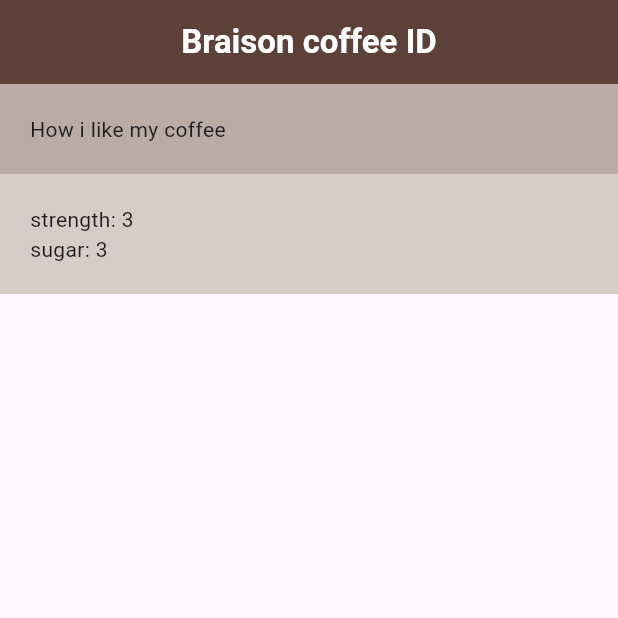
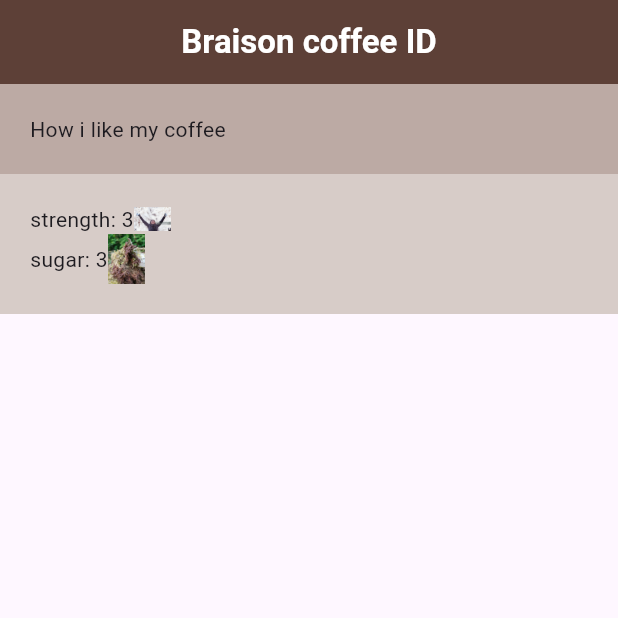
Before and after one commit to BraisonWabwire/flutter_application_1, a Flutter app: the screen it shows after launch, on a phone screen of 412 x 824 dp, the top half of it. Run offline on Flutter 3.47's test engine with Material 3 defaults, Android fonts, the phone set to English and light mode, and no system bars.

Commit message:
Images in flutter

```diff
--- a/lib/coffee_preps.dart
+++ b/lib/coffee_preps.dart
@@ -5,19 +5,28 @@ class Coffee extends StatelessWidget {
 
   @override
   Widget build(BuildContext context) {
-    return const Column(
+    return Column(
       children: [
         Row(
           children: [
-            Text('strength: '),
-            Text('3'),
-            SizedBox(width: 50),
+            const Text('strength: '),
+            const Text('3'),
+            Image.asset('assets/img/1.jpg',
+            width: 25,
+            color: Colors.white,
+            colorBlendMode: BlendMode.multiply,
+            ),
+            const SizedBox(width: 50),
+
           ],
         ),
         Row(
             children: [
             Text('sugar: '),
             Text('3'),
+            Image.asset('assets/img/2.jpg',
+            width: 25,
+            ),
             SizedBox(width: 50),
           ],
         )
--- a/pubspec.yaml
+++ b/pubspec.yaml
@@ -20,3 +20,8 @@ dev_dependencies:
 
 flutter:
   uses-material-design: true
+  assets:
+    - assets/img/1.jpg
+    - assets/img/2.jpg
+    - assets/img/3.jpg
+    - assets/img/4.jpg
```
Also changed, not shown: assets/img/1.jpg (added), assets/img/2.jpg (added), assets/img/3.jpg (added), assets/img/4.jpg (added), assets/img/5.jpg (added), assets/img/6.jpg (added).
